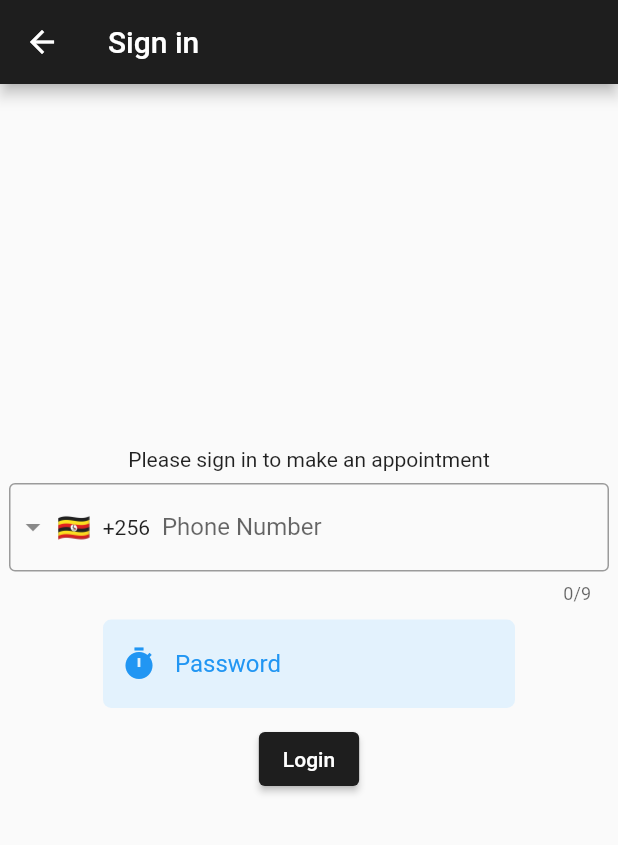
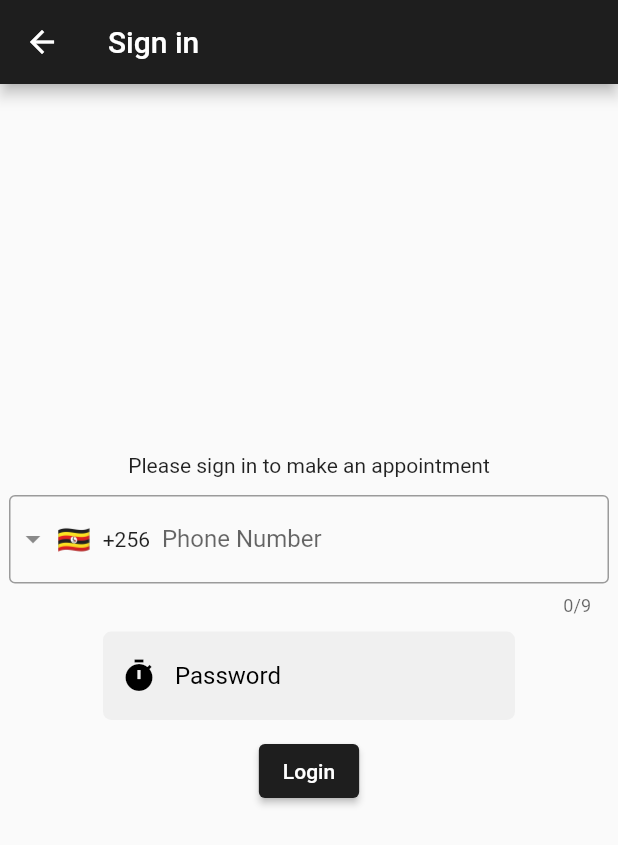
Before and after one commit to MKCHW-Tools/City_Model, a Flutter app: the LoginPage screen opened directly with empty values, after a tap on "Send Password", on a phone screen of 412 x 824 dp. Shown: the top 845 px of the screen. Run offline on Flutter 3.47's test engine with Material 2 defaults, Android fonts, the phone set to English and light mode, and no system bars; drawn by our look-alikes of intl_phone_field; our stand-ins replace cloud_firestore, firebase_analytics, firebase_auth, firebase_core, firebase_storage, flutter_rating_bar; missing offline and left inert: dart:html; accounts and stored records are empty; network calls fail.

Commit message:
change color of boxes

```diff
--- a/lib/login.dart
+++ b/lib/login.dart
@@ -44,7 +44,7 @@ class _LoginPageState extends State<LoginPage> {
           children: [
             Container(
               child: Text('Please sign in to make an appointment'),
-              padding: EdgeInsets.all(8),
+              padding: EdgeInsets.all(12),
             ),
             // const SizedBox(height: 8),
             // Text('phone number'),
@@ -121,11 +121,12 @@ class _LoginPageState extends State<LoginPage> {
                 borderSide: const BorderSide(color: Colors.transparent),
                 borderRadius: BorderRadius.circular(5.5),
               ),
-              prefixIcon: Icon(prefixIcons, color: Colors.blue),
+              prefixIcon: Icon(prefixIcons, color: Colors.black),
               hintText: labelText,
-              hintStyle: const TextStyle(color: Colors.blue),
+              hintStyle: const TextStyle(color: Colors.black),
               filled: true,
-              fillColor: Colors.blue[50],
+
+              // fillColor: Colors.blue[50],
             ),
           ),
         ),
--- a/lib/signup.dart
+++ b/lib/signup.dart
@@ -5,7 +5,6 @@ import 'package:flutter/material.dart';
 import 'package:firebase_analytics/firebase_analytics.dart';
 import 'package:firebase_auth/firebase_auth.dart';
 import 'package:cloud_firestore/cloud_firestore.dart';
-
 
 class SignupPage extends StatefulWidget {
   const SignupPage(this.userCredential, this.facilityId, this.menuId);
@@ -73,7 +72,8 @@ class _SignupPageState extends State<SignupPage> {
           TextButton(
             onPressed: () {
               // Navigator.of(context).pop();
-              Navigator.popUntil(context, (Route<dynamic> predicate) => predicate.isFirst);
+              Navigator.popUntil(
+                  context, (Route<dynamic> predicate) => predicate.isFirst);
             },
             child: const Text("Close"),
           )
@@ -102,9 +102,9 @@ Widget buildTxtField(String labelText,
               borderRadius: BorderRadius.circular(5.5),
             ),
             hintText: labelText,
-            hintStyle: const TextStyle(color: Colors.blue),
+            hintStyle: const TextStyle(color: Colors.black),
             filled: true,
-            fillColor: Colors.blue[50],
+            // fillColor: Colors.blue[50],
           ),
         ),
       ),
```
